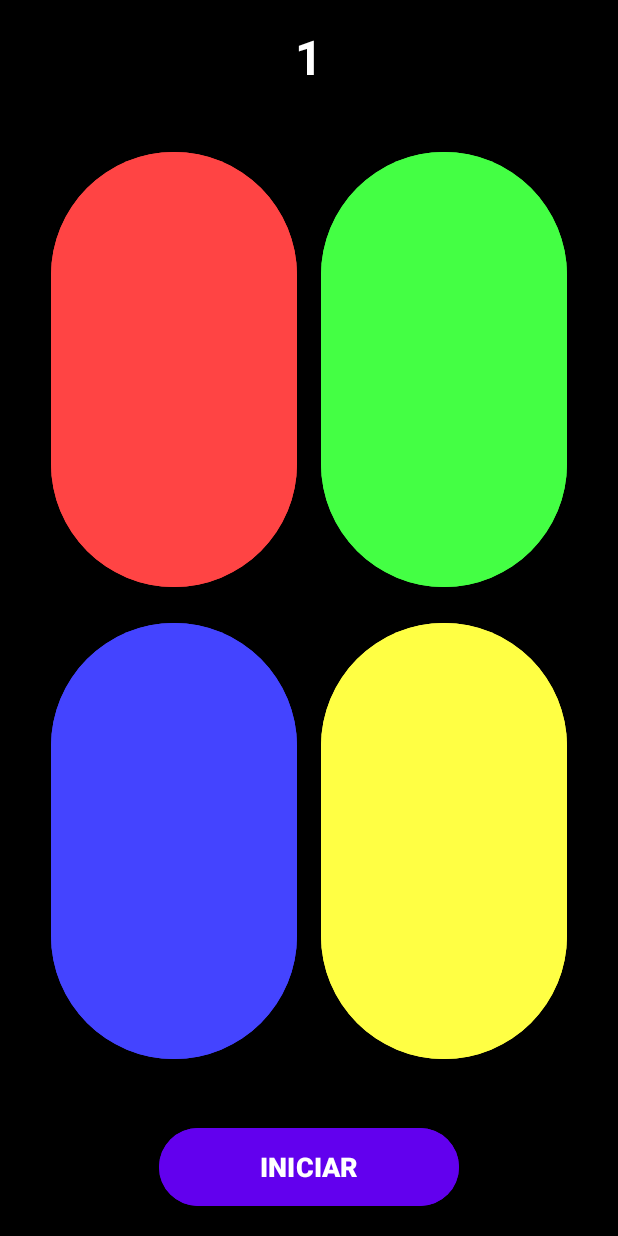
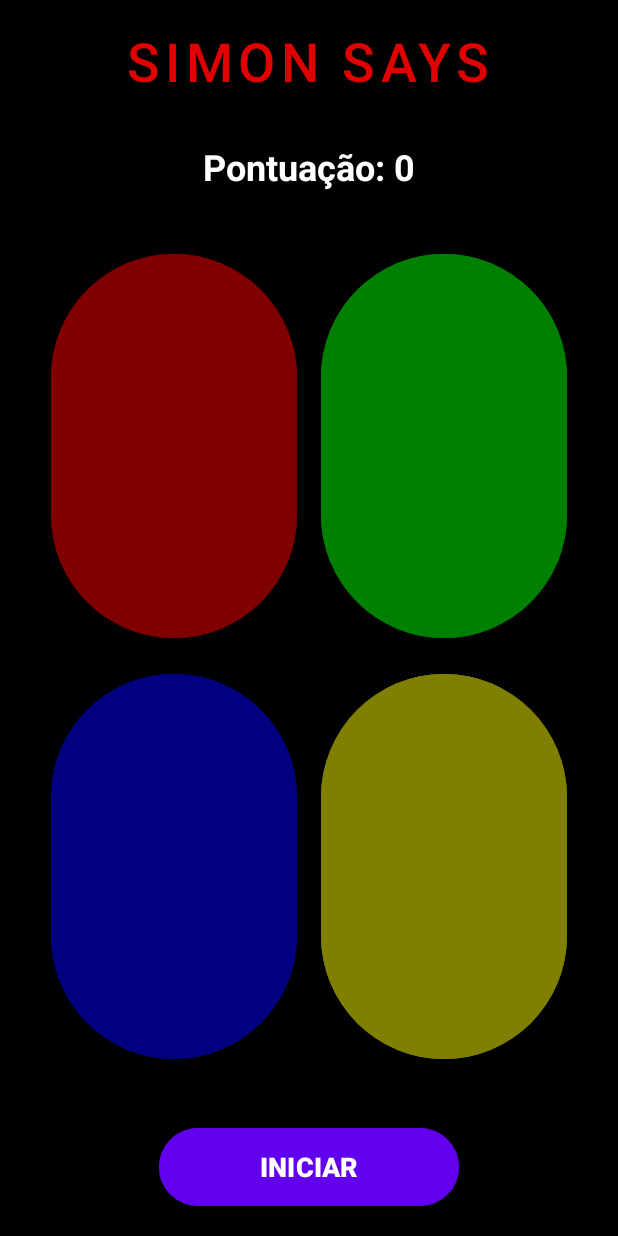
Before and after one commit to lucaslferreira/SimonSays, an Android app: the screen it shows after launch (MainActivity), on a phone screen of 412 x 824 dp. Run offline under Robolectric (Android 15) with nearby library versions, the phone set to English and light mode, and no system bars.

Commit message:
- dim colors so when pressed it glows. - add Simon Says on top - fix playback audio issues

```diff
--- a/app/src/main/res/layout/activity_main.xml
+++ b/app/src/main/res/layout/activity_main.xml
@@ -7,20 +7,30 @@
     android:padding="16dp"
     android:background="#000000">
 
-    <!-- TextView para pontuação (mais elegante) -->
+    <TextView
+        android:id="@+id/textViewTitulo"
+        android:layout_width="wrap_content"
+        android:layout_height="wrap_content"
+        android:layout_marginBottom="30dp"
+        android:fontFamily="sans-serif-light"
+        android:letterSpacing="0.1"
+        android:text="SIMON SAYS"
+        android:textColor="#E1FF0000"
+        android:textSize="36sp"
+        android:textStyle="bold" />
 
-    <!-- GridLayout maior para os botões -->
-
+    <!-- TextView para pontuação -->
     <TextView
         android:id="@+id/textViewPontuacao"
         android:layout_width="wrap_content"
         android:layout_height="wrap_content"
         android:layout_marginBottom="20dp"
-        android:text="1"
-        android:textColor="@color/white"
-        android:textSize="32sp"
+        android:text="Pontuação: 0"
+        android:textColor="#FFFFFF"
+        android:textSize="24sp"
         android:textStyle="bold" />
 
+    <!-- GridLayout para os botões coloridos -->
     <GridLayout
         android:layout_width="match_parent"
         android:layout_height="0dp"
@@ -29,7 +39,7 @@
         android:columnCount="2"
         android:padding="10dp">
 
-        <!-- Botão Vermelho -->
+        <!-- Botão Vermelho (versão apagada) -->
         <Button
             android:id="@+id/buttonVermelho"
             android:layout_width="0dp"
@@ -39,11 +49,11 @@
             android:layout_rowWeight="1"
             android:layout_columnWeight="1"
             android:layout_margin="8dp"
-            android:backgroundTint="#FF4444"
+            android:backgroundTint="#800000"
             android:text=""
             android:elevation="8dp" />
 
-        <!-- Botão Verde -->
+        <!-- Botão Verde (versão apagada) -->
         <Button
             android:id="@+id/buttonVerde"
             android:layout_width="0dp"
@@ -53,11 +63,11 @@
             android:layout_rowWeight="1"
             android:layout_columnWeight="1"
             android:layout_margin="8dp"
-            android:backgroundTint="#44FF44"
+            android:backgroundTint="#008000"
             android:text=""
             android:elevation="8dp" />
 
-        <!-- Botão Azul -->
+        <!-- Botão Azul (versão apagada) -->
         <Button
             android:id="@+id/buttonAzul"
             android:layout_width="0dp"
@@ -67,11 +77,11 @@
             android:layout_rowWeight="1"
             android:layout_columnWeight="1"
             android:layout_margin="8dp"
-            android:backgroundTint="#4444FF"
+            android:backgroundTint="#000080"
             android:text=""
             android:elevation="8dp" />
 
-        <!-- Botão Amarelo -->
+        <!-- Botão Amarelo (versão apagada) -->
         <Button
             android:id="@+id/buttonAmarelo"
             android:layout_width="0dp"
@@ -81,13 +91,12 @@
             android:layout_rowWeight="1"
             android:layout_columnWeight="1"
             android:layout_margin="8dp"
-            android:backgroundTint="#FFFF44"
+            android:backgroundTint="#808000"
             android:text=""
             android:elevation="8dp" />
 
     </GridLayout>
 
-    <!-- Botão para iniciar o jogo (mais bonito) -->
     <Button
         android:id="@+id/buttonIniciar"
         android:layout_width="200dp"
```
Also changed, not shown: app/src/main/java/com/example/simonSays/MainActivity.java (+34 -2 lines).
